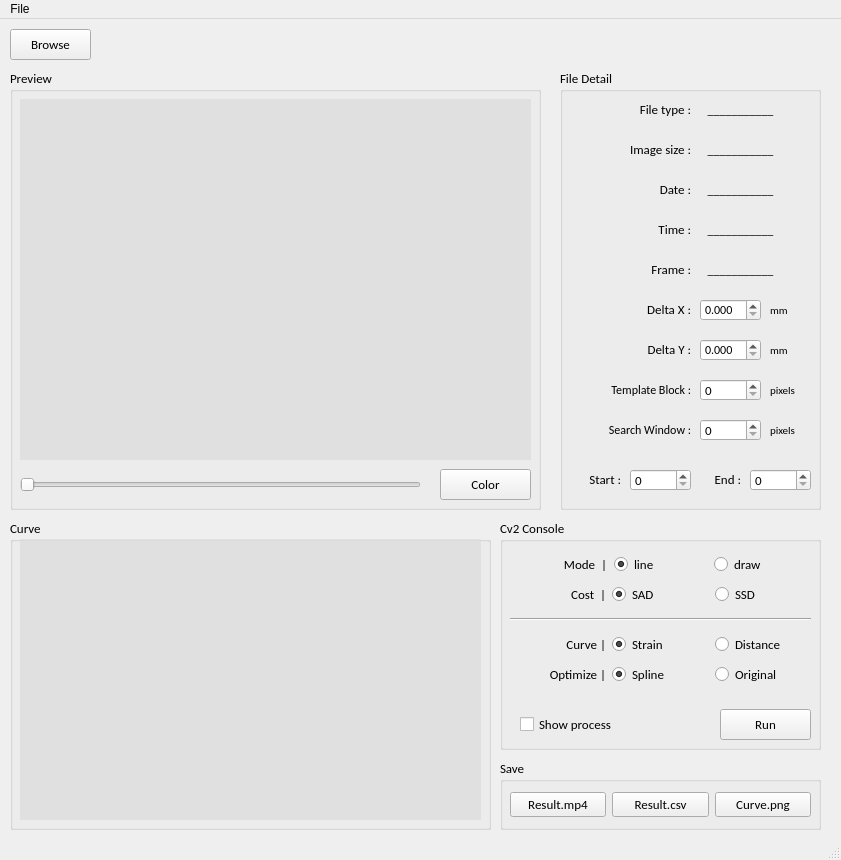
The window that tool/main.ui (doraduan12/Speckle_Tracking) describes before a commit, drawn with Qt 5.
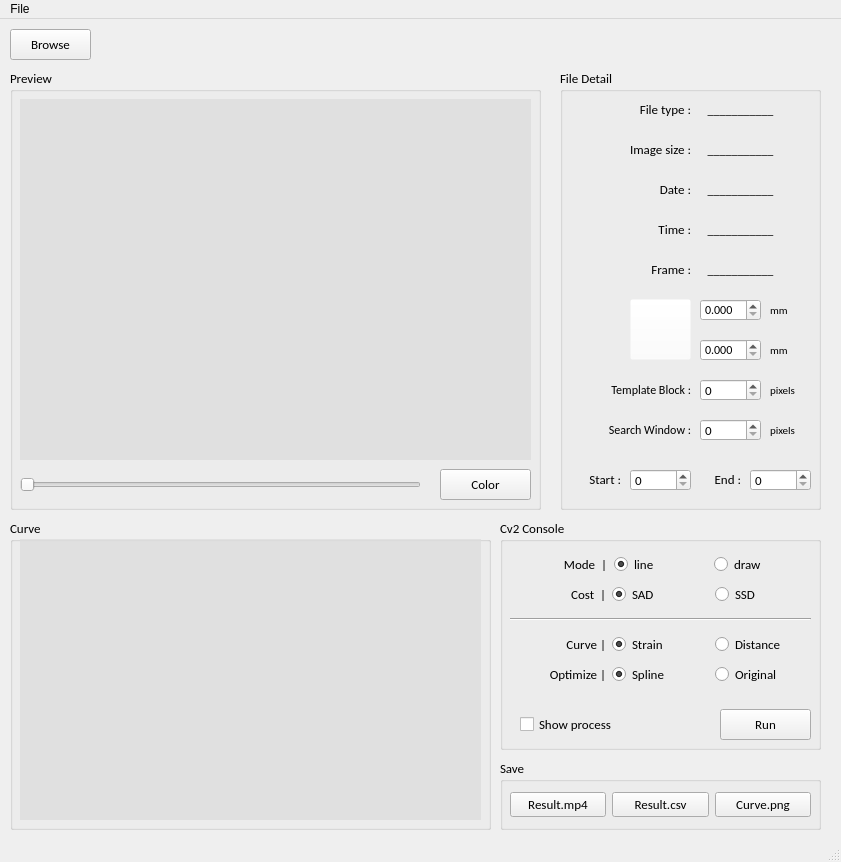
The same window after the commit.

Commit message: 20200329 02:11 1. 對沒有內建 delta x/y 的影像，可自行設定

Patch:
```diff
--- a/tool/main.ui
+++ b/tool/main.ui
@@ -7,7 +7,7 @@
     <x>0</x>
     <y>0</y>
     <width>841</width>
-    <height>860</height>
+    <height>862</height>
    </rect>
   </property>
   <property name="windowTitle">
@@ -646,6 +646,22 @@
       <set>Qt::AlignRight|Qt::AlignTrailing|Qt::AlignVCenter</set>
      </property>
     </widget>
+    <widget class="QPushButton" name="btn_set_delta">
+     <property name="geometry">
+      <rect>
+       <x>70</x>
+       <y>230</y>
+       <width>61</width>
+       <height>61</height>
+      </rect>
+     </property>
+     <property name="styleSheet">
+      <string notr="true">background-color: rgba(255, 255, 255, 0);</string>
+     </property>
+     <property name="text">
+      <string/>
+     </property>
+    </widget>
     <zorder>label_image_size</zorder>
     <zorder>label_date</zorder>
     <zorder>label_frame</zorder>
@@ -672,6 +688,7 @@
     <zorder>spinBox_start</zorder>
     <zorder>label_date_2</zorder>
     <zorder>label_date_3</zorder>
+    <zorder>btn_set_delta</zorder>
    </widget>
    <widget class="QGroupBox" name="groupBox_show_curve">
     <property name="geometry">
```
The commit also changes 3 other files.
